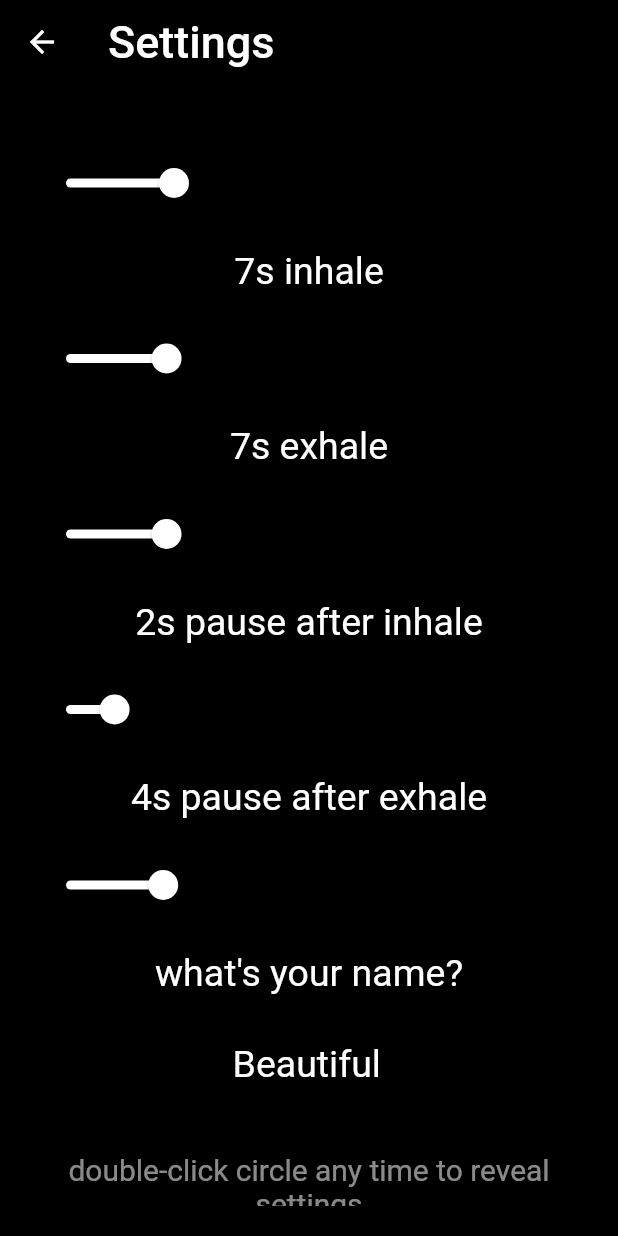
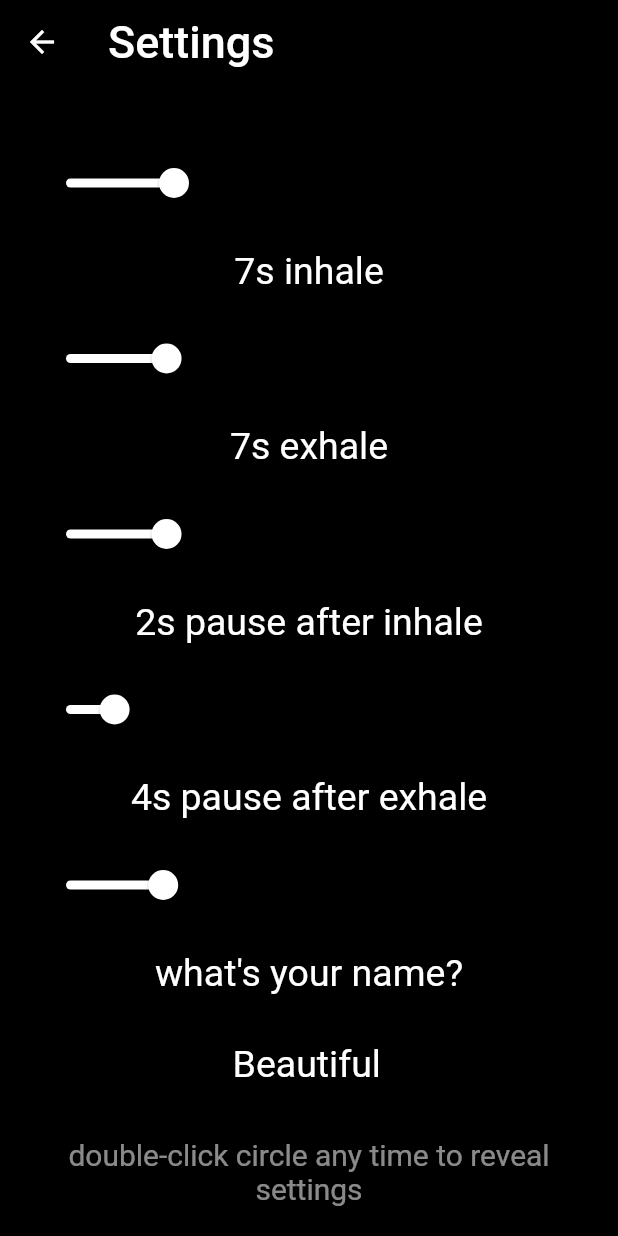
Before and after one commit to geekmiester/breathe, a Flutter app: the Settings screen opened directly, scrolled down 47 dp, on a phone screen of 412 x 824 dp. Run offline on Flutter 3.47's test engine with Material 2 defaults, Android fonts, the phone set to English and light mode, and no system bars; our stand-ins replace audioplayers, flushbar, shared_preferences; accounts and stored records are empty.

Commit message:
optical improvement

```diff
--- a/lib/settings.dart
+++ b/lib/settings.dart
@@ -143,16 +143,16 @@ class Menu extends State<MenuState> {
             maxLines: 1,
             maxLength: 20,
             textAlign: TextAlign.center,
-            onChanged: (input) => {name = input, save()},
+            onChanged: (input) {
+              name = input;
+              save();
+            },
             controller: TextEditingController(text: name),
             style: TextStyle(fontSize: 25, color: Colors.white),
           ),
-          Padding(
-            padding: EdgeInsets.all(10),
-            child: Text(hint,
-                textAlign: TextAlign.center,
-                style: TextStyle(fontSize: 20, color: Colors.white54)),
-          ),
+          Text(hint,
+              textAlign: TextAlign.center,
+              style: TextStyle(fontSize: 20, color: Colors.white54)),
         ],
       ),
     );
```
